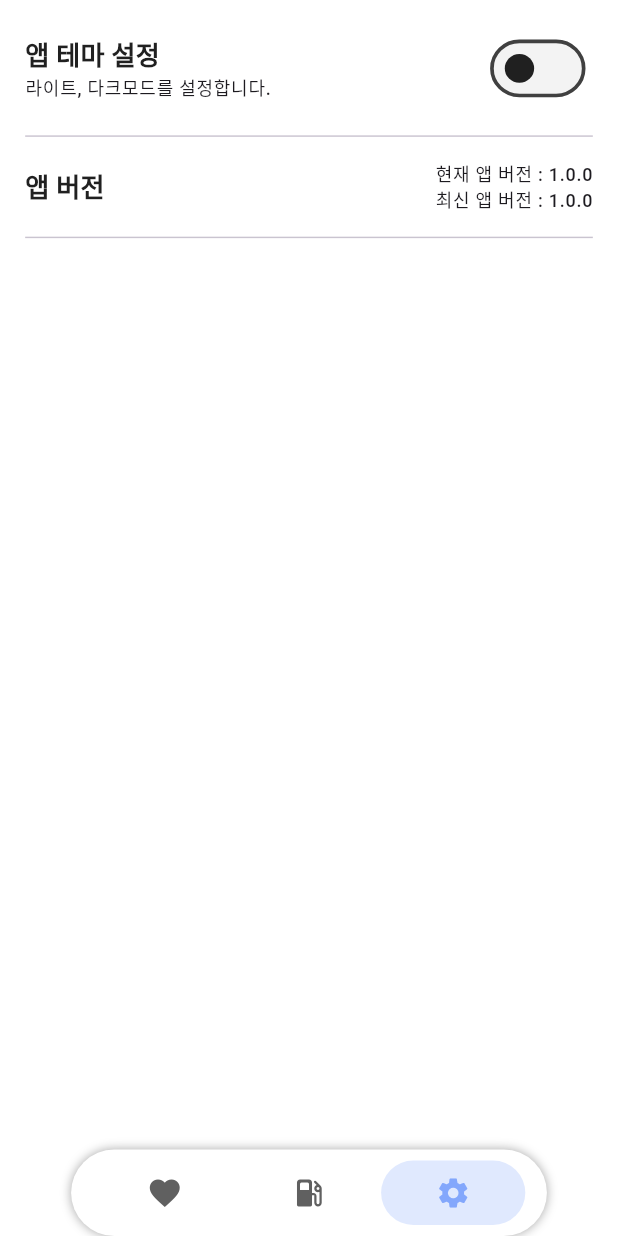
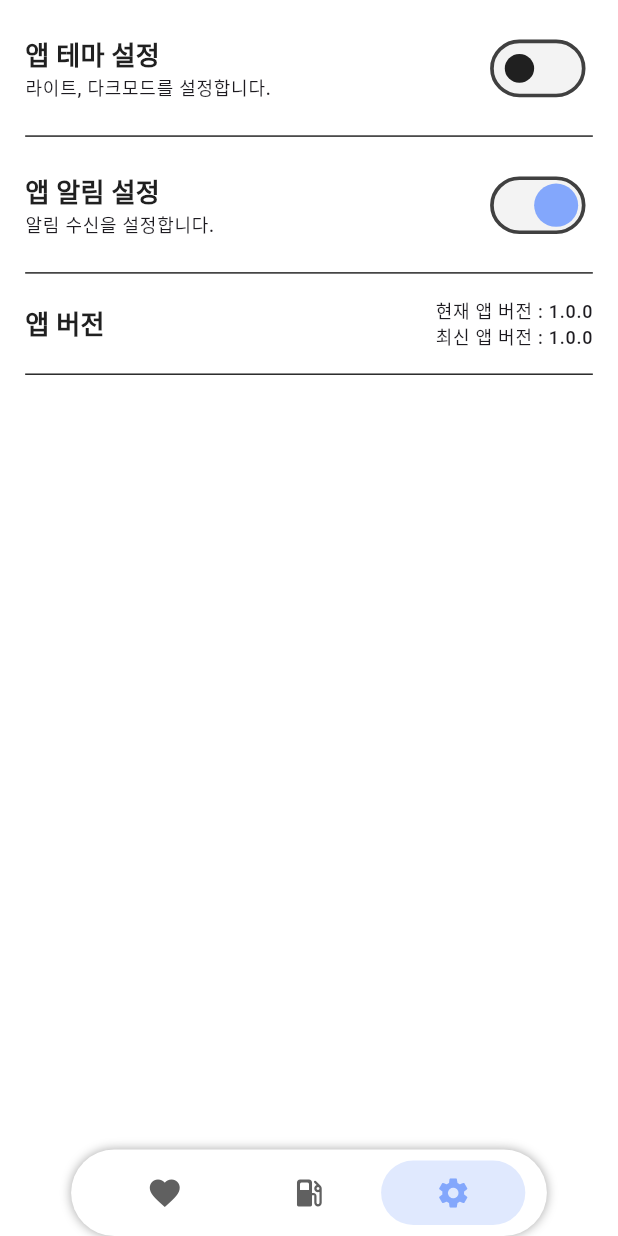
Before and after one commit to C0routine/Hycharge, a Flutter app: the screen it shows after launch, item 3 of the bottom bar chosen, on a phone screen of 412 x 824 dp. Run offline on Flutter 3.47's test engine with Material 2 defaults, Android fonts, the phone set to English and light mode, and no system bars; our stand-ins replace dio, firebase_core, flutter_dotenv, flutter_screenutil, go_router, package_info_plus and 2 more; missing offline and left inert: flutter_naver_map; accounts and stored records are empty; network calls fail; statements that could not run were skipped.

Commit message:
feature/Setting Push UI 완성, Firebase install

```diff
--- a/lib/hycharge_app.dart
+++ b/lib/hycharge_app.dart
@@ -51,10 +51,8 @@ class _HyChargeApp extends State<HyChargeApp> with WidgetsBindingObserver {
           routerConfig: router,
 
           // App Theme
+          // TODO Theme.of(context) 를 이용시 render 가 많이 되는 문제가 있음.
           theme: context.watch<DarkTheme>().isDark ? AppTheme.dark() : AppTheme.light(),
-          // theme: AppTheme.light(),
-          // darkTheme: AppTheme.dark(),
-          // themeMode: Provider.of<DarkTheme>(context).getTheme,
 
           // Debug 모양 가리기
           debugShowCheckedModeBanner: false,
--- a/lib/view/screens/settings.dart
+++ b/lib/view/screens/settings.dart
@@ -1,10 +1,13 @@
 import 'package:flutter/material.dart';
 import 'package:flutter_screenutil/flutter_screenutil.dart';
+import 'package:hycharge/view/widgets/settings/push_setting.dart';
+import 'package:provider/provider.dart';
+
 import 'package:hycharge/app/app_style.dart';
+import 'package:hycharge/app/app_colors.dart';
 import 'package:hycharge/view/widgets/settings/app_version.dart';
 import 'package:hycharge/view/widgets/settings/theme_setting.dart';
 import 'package:hycharge/view_model/dark_theme.dart';
-import 'package:provider/provider.dart';
 
 class Settings extends StatefulWidget {
   const Settings({super.key});
@@ -14,12 +17,10 @@ class Settings extends StatefulWidget {
 }
 
 class _Settings extends State<Settings> {
-
-  // push notification
   // station notice
-
   @override
   Widget build(BuildContext context) {
+    final bool isDark = context.watch<DarkTheme>().isDark;
 
     Divider divider() {
       return Divider(
@@ -27,7 +28,7 @@ class _Settings extends State<Settings> {
         indent: 16.w,
         endIndent: 16.w,
         thickness: 1.h,
-        // color: AppColor.background(!isDark),
+        color: AppColor.background(!isDark),
       );
     }
 
@@ -36,9 +37,11 @@ class _Settings extends State<Settings> {
       margin: EdgeInsets.only(top: AppStyle.safeArea.top),
       child: Column(
         children: [
-          ThemeSetting(),
+          const ThemeSetting(),
           divider(),
-          AppVersion(),
+          const PushSetting(),
+          divider(),
+          const AppVersion(),
           divider(),
         ],
       ),
--- a/lib/view/widgets/settings/app_version.dart
+++ b/lib/view/widgets/settings/app_version.dart
@@ -3,7 +3,6 @@ import 'package:provider/provider.dart';
 
 import 'package:hycharge/app/app_style.dart';
 import 'package:hycharge/view_model/settings_vm.dart';
-
 
 class AppVersion extends StatefulWidget {
   const AppVersion({super.key});
@@ -21,10 +20,8 @@ class _AppVersion extends State<AppVersion> {
 
   @override
   Widget build(BuildContext context) {
-    // final isDark = context.watch<DarkTheme>().isDark;
     final appVersion = context.read<SettingsVM>().appVersion;
 
-    print('Render App Version');
     return Padding(
       padding: AppStyle.basicPadding,
       child: Row(
--- /dev/null
+++ b/lib/view/widgets/settings/push_setting.dart
@@ -0,0 +1,66 @@
+import 'package:flutter/material.dart';
+import 'package:provider/provider.dart';
+import 'package:flutter_screenutil/flutter_screenutil.dart';
+
+import 'package:hycharge/app/app_colors.dart';
+import 'package:hycharge/app/app_style.dart';
+import 'package:hycharge/view_model/dark_theme.dart';
+import 'package:hycharge/view_model/settings_vm.dart';
+
+class PushSetting extends StatefulWidget {
+  const PushSetting({super.key});
+
+  @override
+  State<StatefulWidget> createState() => _PushSetting();
+}
+
+class _PushSetting extends State<PushSetting> {
+  @override
+  void initState() {
+    super.initState();
+    context.read<SettingsVM>().getPushSetting();
+  }
+
+  @override
+  Widget build(BuildContext context) {
+    final vm = context.watch<SettingsVM>();
+    final isDark = context.watch<DarkTheme>().isDark;
+
+    return Padding(
+      padding: AppStyle.basicPadding,
+      child: Row(
+        mainAxisAlignment: MainAxisAlignment.spaceBetween,
+        crossAxisAlignment: CrossAxisAlignment.center,
+        children: [
+          Column(
+            crossAxisAlignment: CrossAxisAlignment.start,
+            children: [
+              Text('앱 알림 설정', style: Theme.of(context).textTheme.titleMedium),
+              Text('알림 수신을 설정합니다.', style: Theme.of(context).textTheme.labelMedium),
+            ],
+          ),
+          SizedBox(
+            width: 70.w,
+            height: 55.w,
+            child: FittedBox(
+              fit: BoxFit.fill,
+              child: Switch(
+                value: vm.enablePush,
+                onChanged: (bool enable) => vm.setPushSetting(enable),
+                activeTrackColor: AppColor.backgroundBlur(isDark),
+                inactiveTrackColor: AppColor.backgroundBlur(isDark),
+                thumbColor: MaterialStateProperty.resolveWith((states) {
+                  if (states.contains(MaterialState.selected)) {
+                    return AppColor.enableColor;
+                  }
+                  return AppColor.background(!isDark);
+                }),
+                trackOutlineColor: MaterialStateProperty.all(AppColor.backgroundBlur(!isDark)),
+              ),
+            ),
+          ),
+        ],
+      ),
+    );
+  }
+}
--- a/lib/view/widgets/settings/theme_setting.dart
+++ b/lib/view/widgets/settings/theme_setting.dart
@@ -18,7 +18,6 @@ class _ThemeSetting extends State<ThemeSetting> {
   Widget build(BuildContext context) {
     final vm = context.watch<DarkTheme>();
 
-    print('Render Theme Setting');
     return Padding(
       padding: AppStyle.basicPadding,
       child: Row(
--- a/lib/view_model/dark_theme.dart
+++ b/lib/view_model/dark_theme.dart
@@ -7,13 +7,6 @@ class DarkTheme with ChangeNotifier {
 
   bool get isDark => _isDarkMode;
 
-  ThemeMode _themeMode = ThemeMode.light;
-  ThemeMode get getTheme => _themeMode;
-  setTheme(ThemeMode themeMode){
-    _themeMode = themeMode;
-    notifyListeners();
-  }
-
   /// [isDark] - bool type, DarkMode 이면 true, 아니면 false
   void changeDarkMode(bool isDark) {
     _isDarkMode = isDark;
--- a/pubspec.yaml
+++ b/pubspec.yaml
@@ -42,6 +42,7 @@ dependencies:
   url_launcher: ^6.1.11
   shared_preferences: ^2.1.1
   package_info_plus: ^4.0.0
+  firebase_core: ^2.13.0
 
 dev_dependencies:
   flutter_test:
```
Also changed, not shown: lib/view/widgets/settings/theme_change_button.dart (deleted, +0 -33 lines), lib/view_model/settings_vm.dart (+28 -0 lines), lib/firebase_options.dart (added), package-lock.json (added), pubspec.lock, 16 other files.
